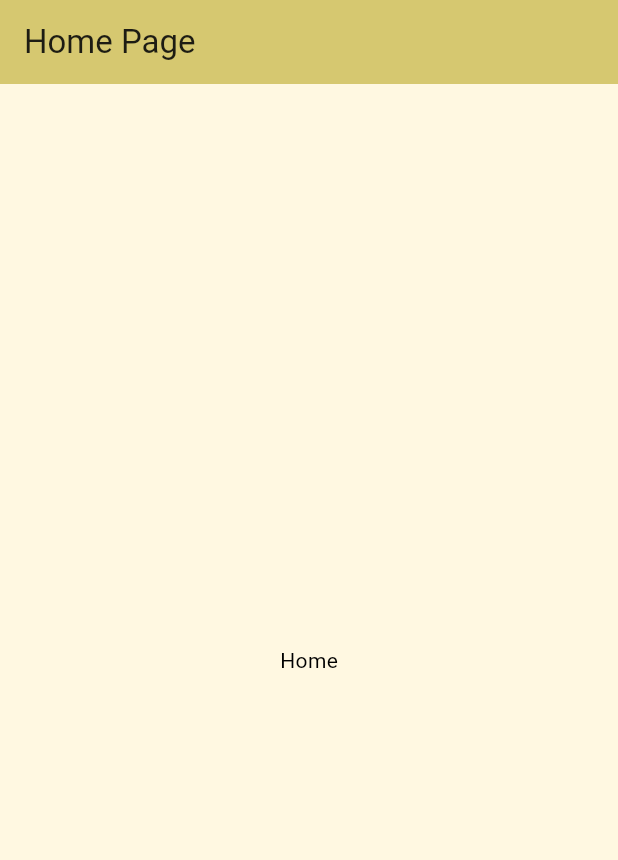
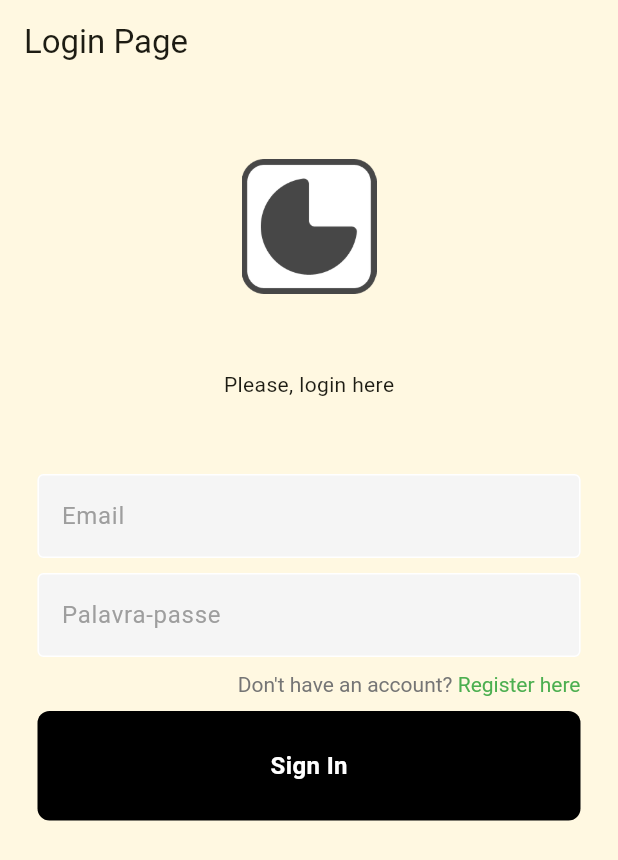
Before and after one commit to DavidCarvalhido/glicheck-app-flutter-project-3-ipvc, a Flutter app: the screen it shows after launch, after a tap on "Skip", after a tap on "Get Started", on a phone screen of 412 x 824 dp. Shown: the top 860 px of the screen. Run offline on Flutter 3.47's test engine with Material 2 defaults, Android fonts, the phone set to English and light mode, and no system bars; our stand-ins replace shared_preferences, smooth_page_indicator.

Commit message:
added the login and register screens

```diff
--- /dev/null
+++ b/lib/components/button_component.dart
@@ -0,0 +1,34 @@
+import 'package:flutter/material.dart';
+
+class ButtonComponent extends StatelessWidget {
+  final Function()? onTap;
+
+  const ButtonComponent({Key? key, required this.onTap}) : super(key: key);
+
+  @override
+  Widget build(BuildContext context) {
+    return GestureDetector(
+      onTap: onTap,
+      child: Container(
+        padding: const EdgeInsets.all(25.0),
+        margin: const EdgeInsets.symmetric(
+          horizontal: 25.0,
+        ),
+        decoration: BoxDecoration(
+          color: Colors.black,
+          borderRadius: BorderRadius.circular(8.0),
+        ),
+        child: const Center(
+          child: Text(
+            'Sign In',
+            style: TextStyle(
+              color: Colors.white,
+              fontWeight: FontWeight.bold,
+              fontSize: 16,
+            ),
+          ),
+        ),
+      ),
+    );
+  }
+}
--- /dev/null
+++ b/lib/components/text_field_component.dart
@@ -0,0 +1,46 @@
+import 'package:flutter/material.dart';
+
+class TextFieldComponent extends StatelessWidget {
+  final controller;
+  final String labelText;
+  final bool obscureText;
+  final validator;
+
+  const TextFieldComponent({
+    Key? key,
+    required this.controller,
+    required this.labelText,
+    required this.obscureText,
+    this.validator,
+  }) : super(key: key);
+
+  @override
+  Widget build(BuildContext context) {
+    return Padding(
+      padding: const EdgeInsets.symmetric(horizontal: 25.0),
+      child: TextFormField(
+        validator: validator,
+        controller: controller,
+        obscureText: obscureText,
+        decoration: InputDecoration(
+          enabledBorder: const OutlineInputBorder(
+            borderSide: BorderSide(
+              color: Colors.white,
+            ),
+          ),
+          focusedBorder: OutlineInputBorder(
+            borderSide: BorderSide(
+              color: Colors.grey.shade400,
+            ),
+          ),
+          fillColor: Colors.grey.shade100,
+          filled: true,
+          labelText: labelText,
+          labelStyle: TextStyle(
+            color: Colors.grey.shade500,
+          ),
+        ),
+      ),
+    );
+  }
+}
--- a/lib/main.dart
+++ b/lib/main.dart
@@ -1,32 +1,22 @@
 import 'package:flutter/material.dart';
+import 'package:shared_preferences/shared_preferences.dart';
+
+import 'package:gli_check/views/onboarding_page.dart';
+import 'package:gli_check/views/login_page.dart';
 import 'package:gli_check/views/home_page.dart';
-import 'package:gli_check/views/onboarding_page.dart';
-import 'package:shared_preferences/shared_preferences.dart';
 
 int? isViewed;
 
 void main() async {
-  /*final prefs = await SharedPreferences.getInstance();
-  final showHome = prefs.getBool('showHome') ?? false;*/
-
-  WidgetsFlutterBinding.ensureInitialized();  // isto está a dar um aviso
+  WidgetsFlutterBinding.ensureInitialized(); // isto está a dar um aviso
   SharedPreferences prefs = await SharedPreferences.getInstance();
   isViewed = prefs.getInt('onBoard');
-  /*runApp(const MyApp(
-    showHome: showHome, //tentar passar aqui o que vem do ficheiro onboarding_page
-  ));*/
+
   runApp(const MyApp());
 }
 
 class MyApp extends StatelessWidget {
   const MyApp({super.key});
-
-  //final showHome;
-
-  /*const MyApp({
-    Key? key,
-    //required this.showHome,
-  }) : super(key: key);*/
 
   @override
   Widget build(BuildContext context) {
@@ -39,7 +29,8 @@ class MyApp extends StatelessWidget {
         useMaterial3: true,
       ),
       home: isViewed == 0
-          ? const HomePage()
+          // ? const HomePage()
+          ? LoginPage() //deve ficar temporariamente ate ter auth feita?
           : const OnBoardingPage(title: 'Flutter Demo Home Page'),
     );
   }
--- /dev/null
+++ b/lib/views/login_page.dart
@@ -0,0 +1,129 @@
+import 'package:flutter/material.dart';
+import 'package:flutter/gestures.dart';
+
+import 'package:gli_check/components/button_component.dart';
+import 'package:gli_check/components/text_field_component.dart';
+import 'package:gli_check/views/sign_up_page.dart';
+
+class LoginPage extends StatelessWidget {
+  LoginPage({Key? key}) : super(key: key);
+
+  // -- text editing controllers
+  final emailController = TextEditingController();
+  final passwordController = TextEditingController();
+
+  // -- Create a global key that uniquely identifies the Form widget and allows validation of the form.
+  // -- Note: This is a `GlobalKey<FormState>`, not a GlobalKey<MyCustomFormState>.
+  final _formKey = GlobalKey<FormState>();
+
+  // -- Method for sign in the user
+  void signInUser() {}
+
+  @override
+  Widget build(BuildContext context) {
+    return Scaffold(
+      appBar: AppBar(
+        title: const Text('Login Page'),
+        backgroundColor: Colors.amber.shade50,
+      ),
+      body: SafeArea(
+        child: SingleChildScrollView(
+          child: Form(
+            key: _formKey,
+            child: Column(
+              //mainAxisAlignment: MainAxisAlignment.center,
+              children: <Widget>[
+                const SizedBox(
+                  height: 50.0,
+                ),
+                Image.asset(
+                  'lib/assets/logo_icon.png',
+                  width: 90.0,
+                  height: 90.0,
+                ),
+                const SizedBox(
+                  height: 50.0,
+                ),
+                const Text('Please, login here'),
+                const SizedBox(
+                  height: 50.0,
+                ),
+                // -- Email TextField
+                TextFieldComponent(
+                  controller: emailController,
+                  labelText: 'Email',
+                  obscureText: false,
+                  // validator: (value) {
+                  //   if(value == null || value.isEmpty()) {
+                  //     return 'Email is missing';
+                  //   }
+                  //   return null;
+                  // },
+                ),
+                const SizedBox(
+                  height: 10.0,
+                ),
+                // -- Password TextField
+                TextFieldComponent(
+                  controller: passwordController,
+                  labelText: 'Palavra-passe',
+                  obscureText: true,
+                  // validator: (value) {
+                  //   if(value == null || value.isEmpty()) {
+                  //     return 'Password is missing';
+                  //   }
+                  //   return null;
+                  // },
+                ),
+                const SizedBox(
+                  height: 10.0,
+                ),
+                Padding(
+                  padding: const EdgeInsets.symmetric(horizontal: 25.0),
+                  child: Row(
+                    mainAxisAlignment: MainAxisAlignment.end,
+                    children: [
+                      RichText(
+                        text: TextSpan(
+                          children: [
+                            TextSpan(
+                              text: 'Don\'t have an account?\t',
+                              style: TextStyle(
+                                color: Colors.grey.shade600,
+                              ),
+                            ),
+                            TextSpan(
+                              text: 'Register here',
+                              style: const TextStyle(
+                                color: Colors.green,
+                              ),
+                              recognizer: TapGestureRecognizer()
+                                ..onTap = () {
+                                  Navigator.push(
+                                    context,
+                                    MaterialPageRoute(
+                                      builder: (context) => SignUpPage(),
+                                    ),
+                                  );
+                                },
+                            ),
+                          ],
+                        ),
+                      ),
+                    ],
+                  ),
+                ),
+                const SizedBox(
+                  height: 10.0,
+                ),
+                ButtonComponent(
+                  onTap: signInUser,
+                ),
+              ],
+            ),
+          ),
+        ),
+      ),
+    );
+  }
+}
--- a/lib/views/onboarding_page.dart
+++ b/lib/views/onboarding_page.dart
@@ -1,7 +1,8 @@
 import 'package:flutter/material.dart';
 import 'package:shared_preferences/shared_preferences.dart';
 import 'package:smooth_page_indicator/smooth_page_indicator.dart';
-import 'package:gli_check/views/home_page.dart';
+
+import 'package:gli_check/views/login_page.dart';
 
 class OnBoardingPage extends StatefulWidget {
   const OnBoardingPage({super.key, required this.title});
@@ -117,7 +118,7 @@ class _OnBoardingPageState extends State<OnBoardingPage> {
                 await _storeOnBoardingInfo();
                 Navigator.of(context).pushReplacement(
                   MaterialPageRoute(
-                    builder: (context) => const HomePage(),
+                    builder: (context) => LoginPage(),
                   ),
                 );
               },
--- a/pubspec.yaml
+++ b/pubspec.yaml
@@ -66,6 +66,7 @@ flutter:
      - lib/assets/pic_1.png
      - lib/assets/pic_2.png
      - lib/assets/pic_3.png
+     - lib/assets/logo_icon.png
 
   # An image asset can refer to one or more resolution-specific "variants", see
   # https://flutter.dev/assets-and-images/#resolution-aware
```
Also changed, not shown: lib/views/sign_up_page.dart (added, +190 -0 lines), lib/assets/logo_icon.png (added), pubspec.lock.
